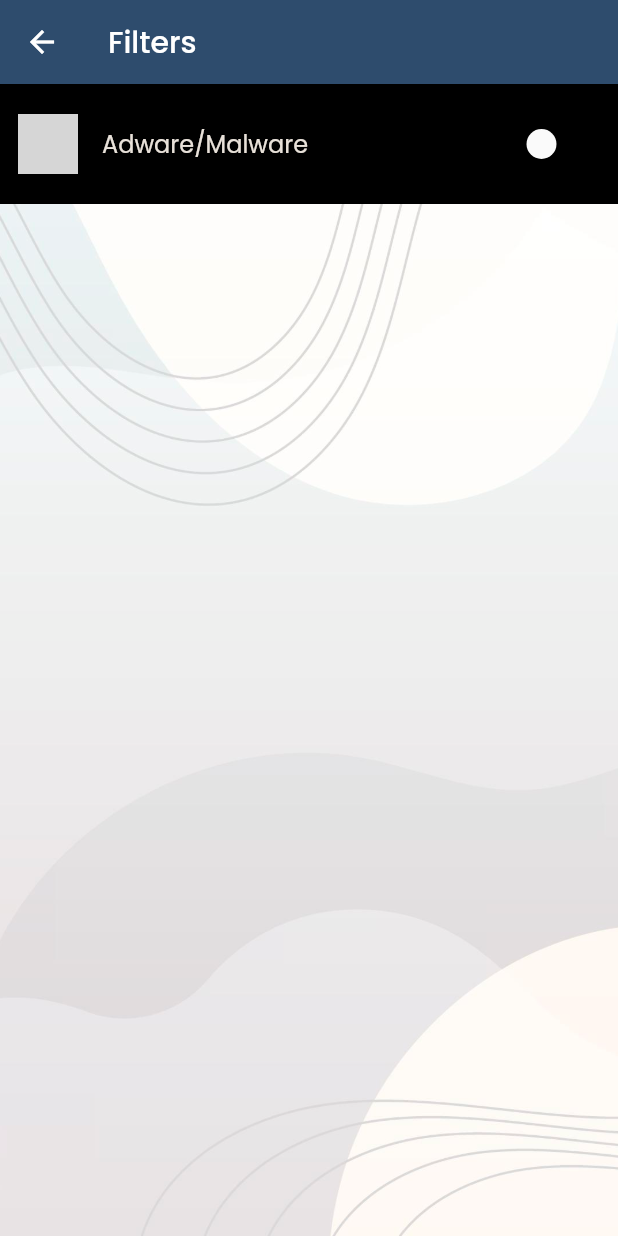
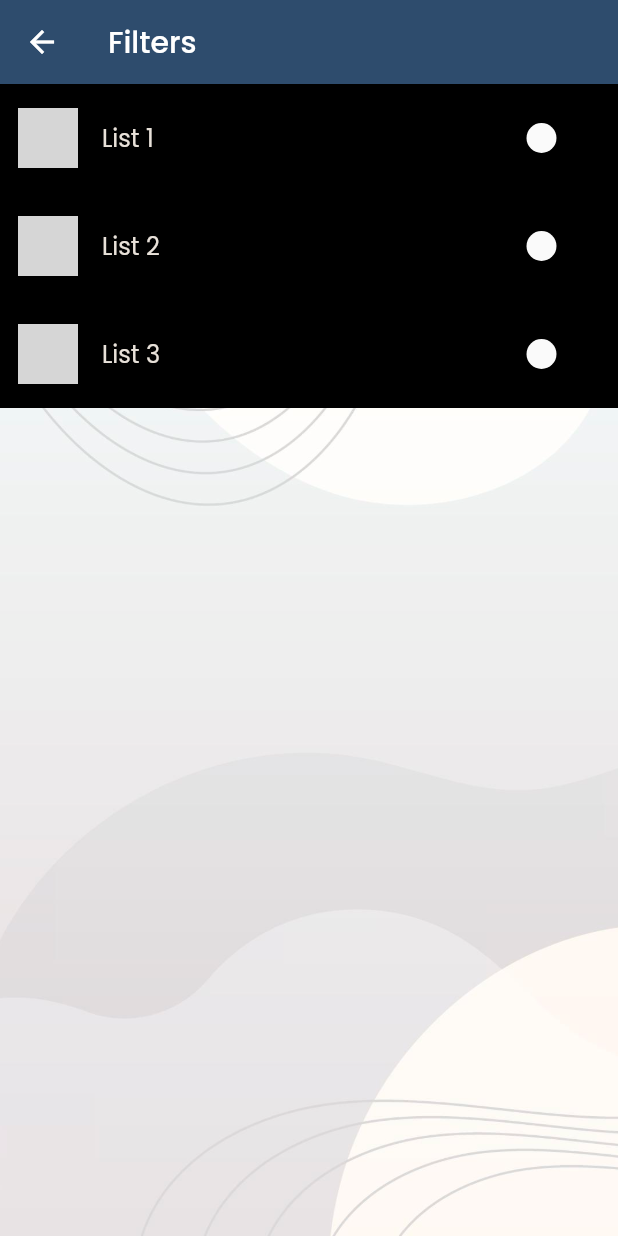
Before and after one commit to harunalbayrak/graduation-app, a Flutter app: the Filters screen opened by its route, on a phone screen of 412 x 824 dp. Run offline on Flutter 3.47's test engine with Material 2 defaults, Android fonts, the light colour scheme and no system bars; drawn by our look-alikes of auto_size_text; our stand-ins replace easy_localization, persistent_bottom_nav_bar; missing offline and left inert: flutter_gradient_colors; network calls fail; grey boxes are pictures that could not be loaded.

Commit message:
Fix padding issues

```diff
--- a/lib/ui/activities/activities.dart
+++ b/lib/ui/activities/activities.dart
@@ -1,6 +1,7 @@
 import 'package:flutter/material.dart';
 import 'package:graduation_app/constants/box_decorations.dart';
 import 'package:graduation_app/constants/text_styles.dart';
+import 'package:graduation_app/constants/env.dart';
 import 'package:graduation_app/ui/activities/activities_2.dart';
 import 'package:auto_size_text/auto_size_text.dart';
 import 'package:graduation_app/constants/colors.dart';
@@ -21,7 +22,6 @@ class _ActivitiesState extends State<Activities> {
     "Here is list 2 subtitle",
     "Here is list 3 subtitle"
   ];
-  final double paddingListTileLR = 12.0;
 
   @override
   Widget build(BuildContext context) {
@@ -61,7 +61,7 @@ class _ActivitiesState extends State<Activities> {
         );
       },
       contentPadding:
-          EdgeInsets.fromLTRB(paddingListTileLR, 0, paddingListTileLR, 0),
+          const EdgeInsets.fromLTRB(paddingOverall, 0, paddingOverall, 0),
       title: AutoSizeText(titles[index], style: textStyle2),
       subtitle: AutoSizeText(subtitles[index], style: textStyle2),
       leading: const CircleAvatar(
--- a/lib/ui/blocked_activities/blocked_activities.dart
+++ b/lib/ui/blocked_activities/blocked_activities.dart
@@ -1,6 +1,7 @@
 import 'package:flutter/material.dart';
 import 'package:graduation_app/constants/box_decorations.dart';
 import 'package:graduation_app/constants/text_styles.dart';
+import 'package:graduation_app/constants/env.dart';
 import 'package:graduation_app/ui/blocked_activities/blocked_activities_2.dart';
 import 'package:auto_size_text/auto_size_text.dart';
 import 'package:graduation_app/constants/colors.dart';
@@ -21,7 +22,6 @@ class _BlockedActivitiesState extends State<BlockedActivities> {
     "Here is list 2 subtitle",
     "Here is list 3 subtitle"
   ];
-  final double paddingListTileLR = 12.0;
 
   @override
   Widget build(BuildContext context) {
@@ -61,7 +61,7 @@ class _BlockedActivitiesState extends State<BlockedActivities> {
         );
       },
       contentPadding:
-          EdgeInsets.fromLTRB(paddingListTileLR, 0, paddingListTileLR, 0),
+          const EdgeInsets.fromLTRB(paddingOverall, 0, paddingOverall, 0),
       title: AutoSizeText(titles[index], style: textStyle2),
       subtitle: AutoSizeText(subtitles[index], style: textStyle2),
       leading: const CircleAvatar(
--- a/lib/ui/filters/filters.dart
+++ b/lib/ui/filters/filters.dart
@@ -1,7 +1,10 @@
 import 'package:flutter/material.dart';
 import 'package:graduation_app/constants/box_decorations.dart';
+import 'package:graduation_app/constants/text_styles.dart';
+import 'package:auto_size_text/auto_size_text.dart';
+import 'package:graduation_app/constants/colors.dart';
+import 'package:graduation_app/constants/env.dart';
 import 'package:graduation_app/widgets/build_background.dart';
-import 'package:graduation_app/widgets/list_tiles.dart';
 
 class Filters extends StatefulWidget {
   const Filters({Key? key}) : super(key: key);
@@ -11,6 +14,14 @@ class Filters extends StatefulWidget {
 }
 
 class _FiltersState extends State<Filters> {
+  final titles = ["List 1", "List 2", "List 3"];
+  final subtitles = [
+    "Here is list 1 subtitle",
+    "Here is list 2 subtitle",
+    "Here is list 3 subtitle"
+  ];
+  final isSwitcheds = [false, false, false];
+
   @override
   Widget build(BuildContext context) {
     return Scaffold(
@@ -18,29 +29,53 @@ class _FiltersState extends State<Filters> {
       body: Stack(
         children: [
           buildBackground(),
-          buildContainer(),
+          buildListView(),
         ],
       ),
     );
   }
 
-  Widget buildContainer() {
-    bool isSwitched = false;
-    void onChange(value) {
-      setState(() {
-        isSwitched = value;
-      });
-    }
+  Widget buildListView() {
+    return ListView.builder(
+      itemCount: titles.length,
+      itemBuilder: (context, index) {
+        return Container(
+          padding: EdgeInsets.zero,
+          decoration: classicBlackGray,
+          child: buildListTiles(index),
+        );
+      },
+    );
+  }
 
-    return Container(
-      padding: EdgeInsets.zero,
-      decoration: classicBlackGray,
-      child: Column(
-        mainAxisSize: MainAxisSize.min,
-        crossAxisAlignment: CrossAxisAlignment.start,
-        children: [
-          buildListTile5("Adware/Malware", onChange, isSwitched),
-        ],
+  Widget buildListTiles(index) {
+    return ListTile(
+      onTap: () {
+        /*
+        pushNewScreenWithRouteSettings(
+          context,
+          settings: const RouteSettings(name: "/blocked_activities2"),
+          screen: const Filters2(),
+          withNavBar: true,
+          pageTransitionAnimation: PageTransitionAnimation.cupertino,
+        );
+        */
+      },
+      contentPadding: const EdgeInsets.fromLTRB(paddingOverall,
+          paddingOverall * 2 / 3, paddingOverall, paddingOverall * 2 / 3),
+      title: AutoSizeText(titles[index], style: textStyle2),
+      leading: const CircleAvatar(
+        backgroundImage: NetworkImage(
+            "https://images.unsplash.com/photo-1547721064-da6cfb341d50"),
+      ),
+      trailing: Switch(
+        activeColor: lightBlue,
+        value: isSwitcheds[index],
+        onChanged: (value) {
+          setState(() {
+            isSwitcheds[index] = value;
+          });
+        },
       ),
     );
   }
```
